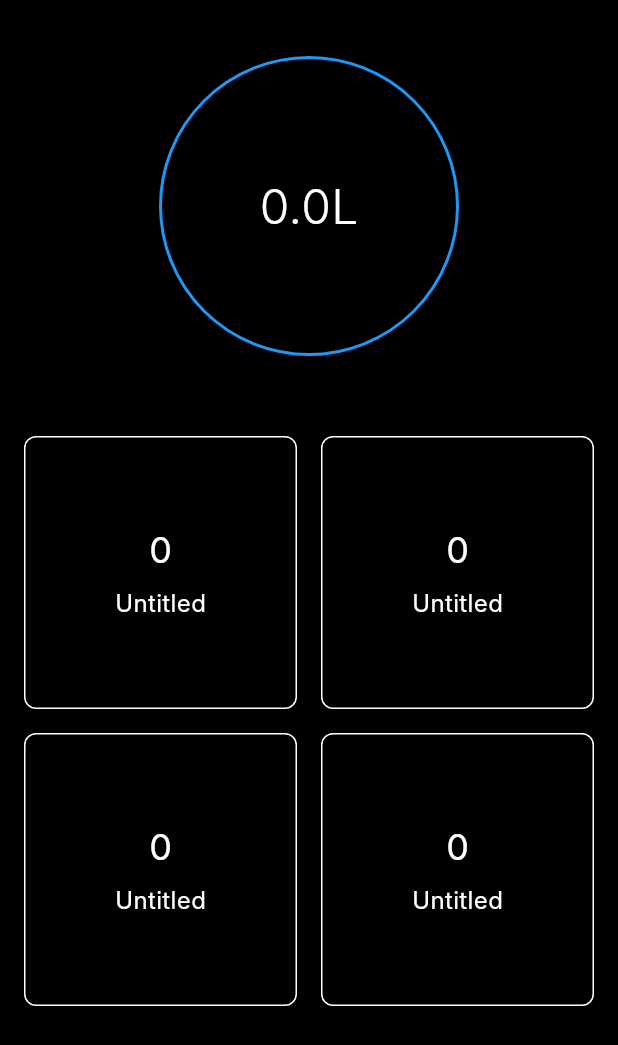
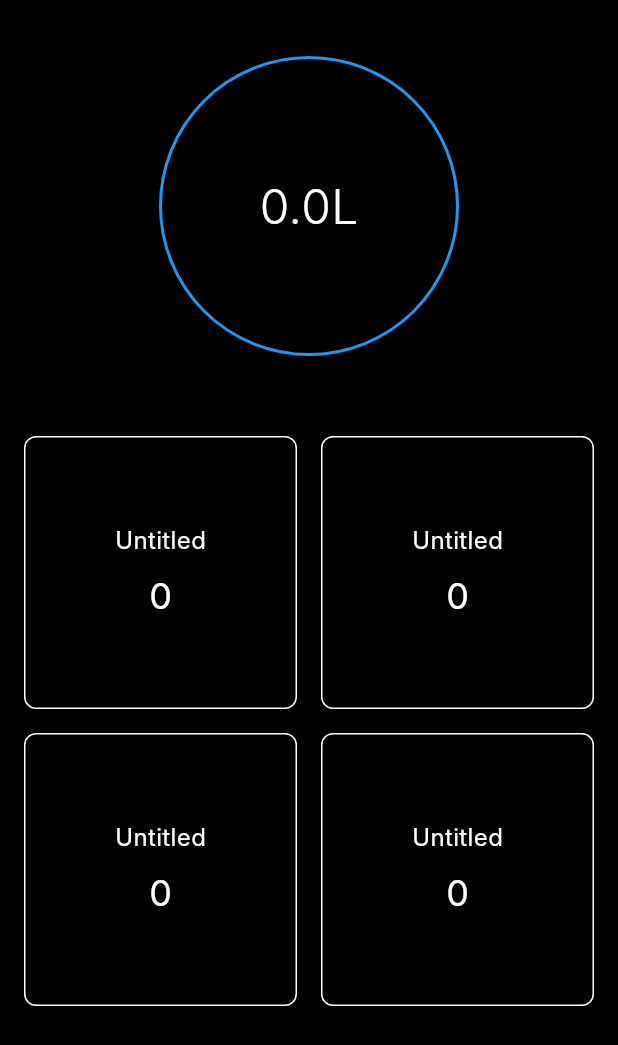
Before and after one commit to AyushZero/StreakZero, a Flutter app: the screen it shows after launch, on a phone screen of 412 x 824 dp. Shown: the top 1045 px of the screen. Run offline on Flutter 3.47's test engine with Material 3 defaults, Android fonts, the phone set to English and light mode, and no system bars; our stand-ins replace shared_preferences; Roboto replaces fonts that are missing (Inter).

Commit message:
In development.

```diff
--- a/lib/main.dart
+++ b/lib/main.dart
@@ -196,14 +196,6 @@ class _HomePageState extends State<HomePage> with SingleTickerProviderStateMixin
                       child: Column(
                         mainAxisAlignment: MainAxisAlignment.center,
                         children: [
-                          Text(
-                            '${_counters[index]}',
-                            style: const TextStyle(
-                              fontSize: 24,
-                              color: Colors.white,
-                            ),
-                          ),
-                          const SizedBox(height: 8),
                           GestureDetector(
                             onTap: () {
                               showDialog(
@@ -238,6 +230,14 @@ class _HomePageState extends State<HomePage> with SingleTickerProviderStateMixin
                                 fontSize: 16,
                                 color: Colors.white,
                               ),
+                            ),
+                          ),
+                          const SizedBox(height: 8),
+                          Text(
+                            '${_counters[index]}',
+                            style: const TextStyle(
+                              fontSize: 24,
+                              color: Colors.white,
                             ),
                           ),
                         ],
```
